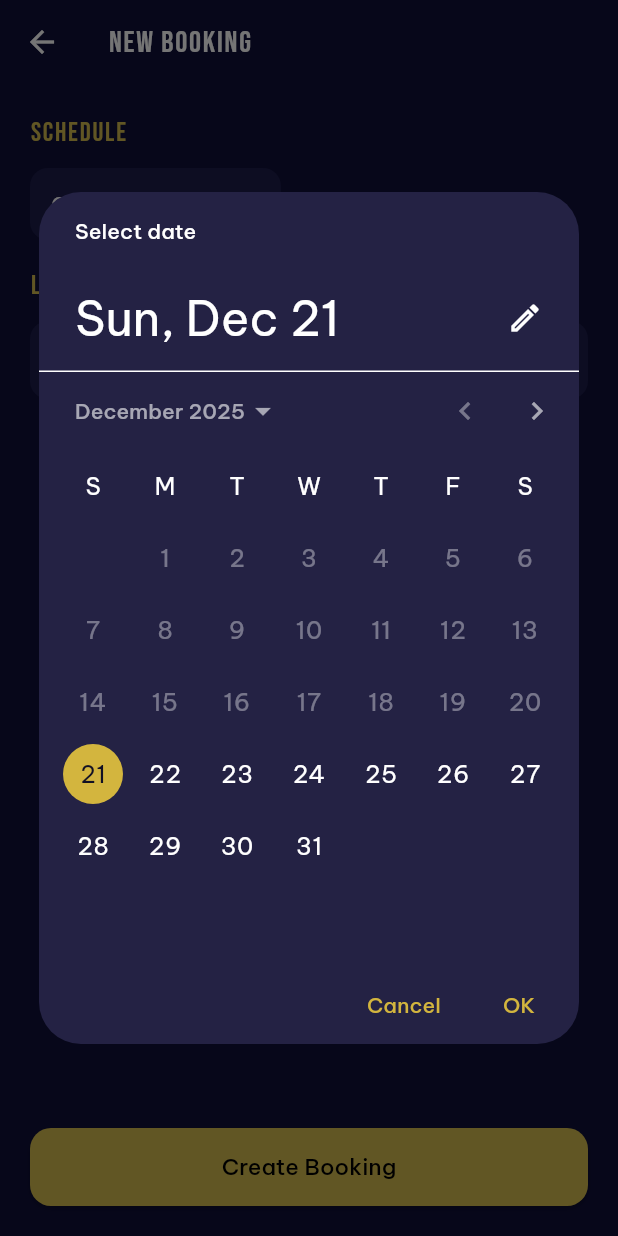
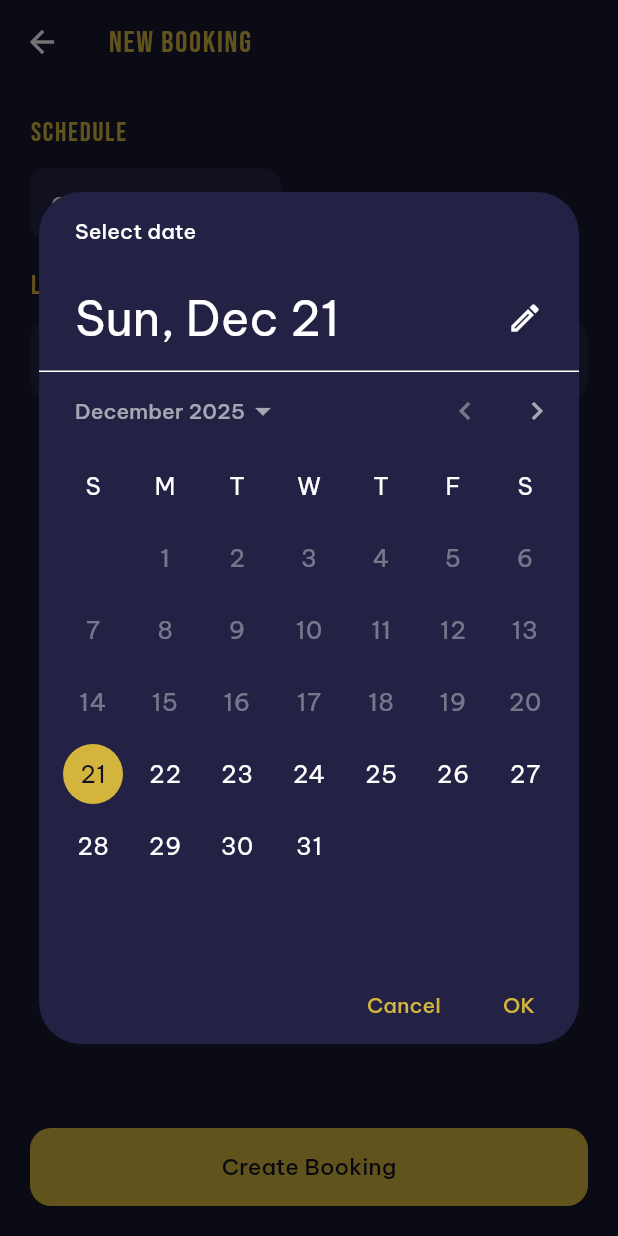
Before and after one commit to pbp-kelompok-f3/kulatih-mobile, a Flutter app: the BookingFormPage screen opened directly, after a tap on "Choose date & time", on a phone screen of 412 x 824 dp. Run offline on Flutter 3.47's test engine with Material 3 defaults, Android fonts, the phone set to English and light mode, and no system bars; our stand-ins replace google_fonts; missing offline and left inert: pbp_django_auth; accounts and stored records are empty; network calls fail.

Commit message:
Ubah warna

```diff
--- a/lib/khalisha-booking/screens/booking_form.dart
+++ b/lib/khalisha-booking/screens/booking_form.dart
@@ -1,6 +1,6 @@
 import 'package:flutter/material.dart';
 import 'package:intl/intl.dart';
-import 'package:kulatih_mobile/constants/app_colors.dart';
+import 'package:kulatih_mobile/theme/app_colors.dart';
 import 'package:kulatih_mobile/khalisha-booking/booking_model.dart';
 import 'package:kulatih_mobile/khalisha-booking/booking_service.dart';
 import 'package:kulatih_mobile/khalisha-booking/style/text.dart';
@@ -52,7 +52,9 @@ class _BookingFormPageState extends State<BookingFormPage> {
 
     final time = await showTimePicker(
       context: context,
-      initialTime: TimeOfDay.fromDateTime(_selectedDateTime ?? DateTime.now()),
+      initialTime: TimeOfDay.fromDateTime(
+        _selectedDateTime ?? DateTime.now(),
+      ),
     );
 
     if (time == null) return;
@@ -108,7 +110,12 @@ class _BookingFormPageState extends State<BookingFormPage> {
 
   void _showError(String msg) {
     ScaffoldMessenger.of(context).showSnackBar(
-      SnackBar(content: Text(msg, style: body(14))),
+      SnackBar(
+        content: Text(
+          msg,
+          style: body(14, color: AppColors.textPrimary),
+        ),
+      ),
     );
   }
 
@@ -119,42 +126,50 @@ class _BookingFormPageState extends State<BookingFormPage> {
 
     if (user.isCoach) {
       return Scaffold(
-        backgroundColor: AppColors.indigo,
+        backgroundColor: AppColors.bg,
         appBar: AppBar(
-          backgroundColor: AppColors.indigo,
+          backgroundColor: AppColors.bg,
           elevation: 0,
-          title: Text("New Booking", style: heading(20)),
+          title: Text(
+            "New Booking",
+            style: heading(20, color: AppColors.textHeading),
+          ),
         ),
         body: Center(
           child: Text(
             "Coaches cannot create bookings",
-            style: body(16),
+            style: body(16, color: AppColors.textPrimary),
           ),
         ),
       );
     }
 
     return Scaffold(
-      backgroundColor: AppColors.indigo,
+      backgroundColor: AppColors.bg,
       appBar: AppBar(
-        backgroundColor: AppColors.indigo,
+        backgroundColor: AppColors.bg,
         elevation: 0,
-        title: Text(isEditing ? "Reschedule Booking" : "New Booking",
-            style: heading(20)),
+        title: Text(
+          isEditing ? "Reschedule Booking" : "New Booking",
+          style: heading(20, color: AppColors.textHeading),
+        ),
       ),
       body: Padding(
         padding: const EdgeInsets.all(20),
         child: Column(
           crossAxisAlignment: CrossAxisAlignment.start,
           children: [
-            Text("Schedule", style: heading(18, color: AppColors.gold)),
+            Text(
+              "Schedule",
+              style: heading(18, color: AppColors.textHeading),
+            ),
             const SizedBox(height: 10),
             InkWell(
               onTap: _pickDateTime,
               child: Container(
                 padding: const EdgeInsets.all(14),
                 decoration: BoxDecoration(
-                  color: AppColors.card,
+                  color: AppColors.cardBg,
                   borderRadius: BorderRadius.circular(12),
                 ),
                 child: Text(
@@ -162,21 +177,24 @@ class _BookingFormPageState extends State<BookingFormPage> {
                       ? "Choose date & time"
                       : DateFormat('EEEE, dd MMM yyyy HH:mm')
                           .format(_selectedDateTime!),
-                  style: body(14, color: Colors.white),
+                  style: body(14, color: AppColors.textPrimary),
                 ),
               ),
             ),
             const SizedBox(height: 18),
-            Text("Location", style: heading(18, color: AppColors.gold)),
+            Text(
+              "Location",
+              style: heading(18, color: AppColors.textHeading),
+            ),
             const SizedBox(height: 10),
             TextField(
               controller: _locationController,
-              style: body(14, color: Colors.white),
+              style: body(14, color: AppColors.textPrimary),
               decoration: InputDecoration(
                 filled: true,
-                fillColor: AppColors.card,
+                fillColor: AppColors.cardBg,
                 hintText: "Enter location",
-                hintStyle: body(14, color: Colors.white54),
+                hintStyle: body(14, color: AppColors.textSecondary),
                 border: OutlineInputBorder(
                   borderRadius: BorderRadius.circular(12),
                   borderSide: BorderSide.none,
@@ -190,14 +208,14 @@ class _BookingFormPageState extends State<BookingFormPage> {
               child: ElevatedButton(
                 onPressed: _submit,
                 style: ElevatedButton.styleFrom(
-                  backgroundColor: AppColors.gold,
+                  backgroundColor: AppColors.primary,
                   shape: RoundedRectangleBorder(
                     borderRadius: BorderRadius.circular(14),
                   ),
                 ),
                 child: Text(
                   isEditing ? "Submit Reschedule" : "Create Booking",
-                  style: body(15, color: Colors.black),
+                  style: body(15, color: AppColors.buttonText),
                 ),
               ),
             )
```
Also changed, not shown: lib/khalisha-booking/screens/booking_detail_page.dart (+55 -78 lines), lib/khalisha-booking/screens/booking_list_page.dart (+10 -7 lines), lib/khalisha-booking/screens/booking_reschedule_modal.dart (+35 -10 lines), lib/khalisha-booking/widgets/booking_card.dart (+20 -19 lines), lib/khalisha-booking/widgets/tab_switcher.dart (+6 -7 lines).
